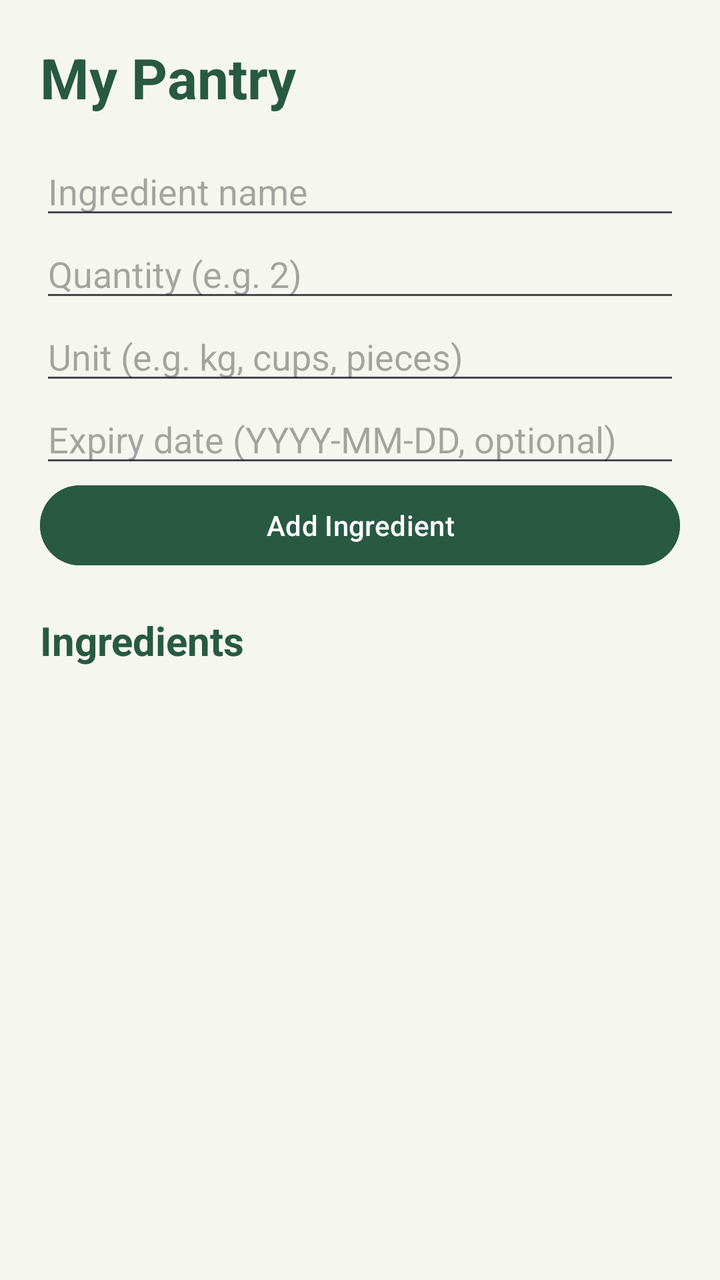
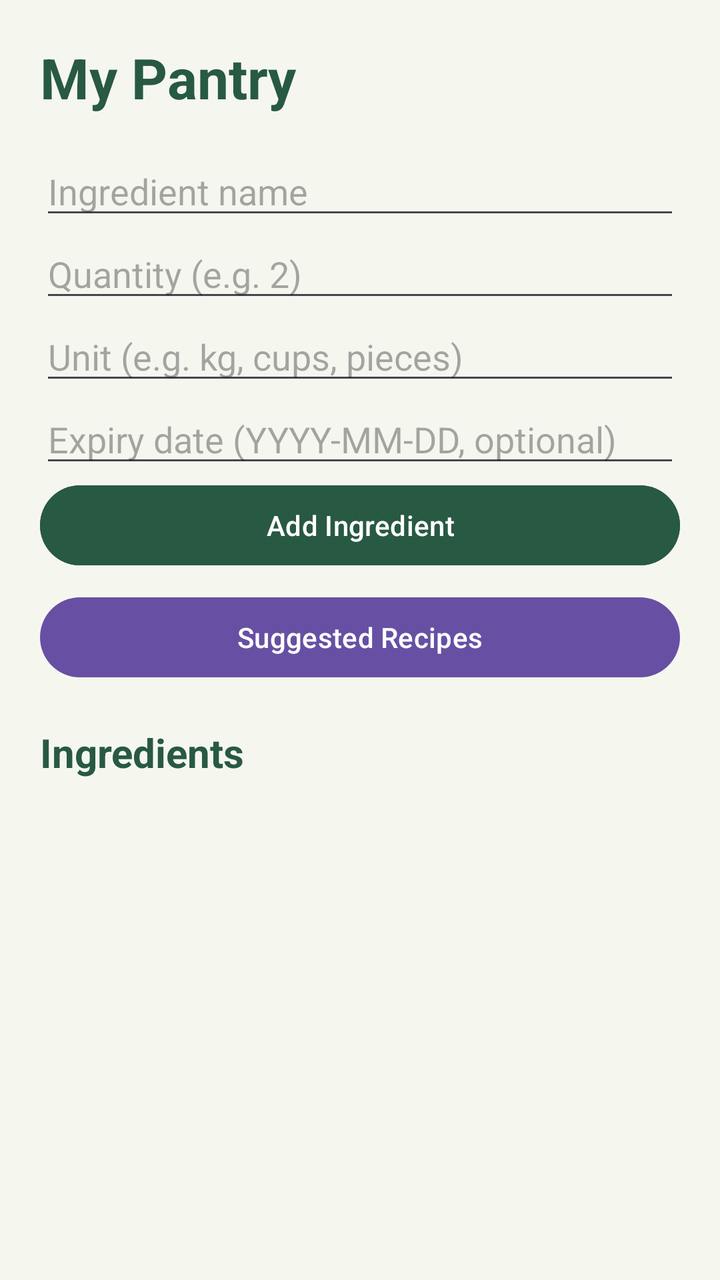

Compare the two renders of this Android layout. The source of the first and the diff that turns it into the second are given below.
<!-- AndroidManifest.xml: application theme Theme.SmartPantryManager -->
<!-- res/layout/activity_pantry.xml -->
<LinearLayout xmlns:android="http://schemas.android.com/apk/res/android"
    android:layout_width="match_parent"
    android:layout_height="match_parent"
    android:orientation="vertical"
    android:padding="20dp"
    android:background="#F5F7EF">

    <TextView
        android:layout_width="match_parent"
        android:layout_height="wrap_content"
        android:text="My Pantry"
        android:textSize="28sp"
        android:textStyle="bold"
        android:textColor="#285943"
        android:layout_marginBottom="16dp" />

    <EditText
        android:id="@+id/ingredientName"
        android:layout_width="match_parent"
        android:layout_height="wrap_content"
        android:hint="Ingredient name"
        android:inputType="textCapSentences"
        android:singleLine="true" />

    <EditText
        android:id="@+id/ingredientQuantity"
        android:layout_width="match_parent"
        android:layout_height="wrap_content"
        android:hint="Quantity (e.g. 2)"
        android:inputType="numberDecimal"
        android:singleLine="true" />

    <EditText
        android:id="@+id/ingredientUnit"
        android:layout_width="match_parent"
        android:layout_height="wrap_content"
        android:hint="Unit (e.g. kg, cups, pieces)"
        android:inputType="textCapSentences"
        android:singleLine="true" />

    <EditText
        android:id="@+id/ingredientExpiry"
        android:layout_width="match_parent"
        android:layout_height="wrap_content"
        android:hint="Expiry date (YYYY-MM-DD, optional)"
        android:inputType="date"
        android:singleLine="true" />

    <Button
        android:id="@+id/addIngredientButton"
        android:layout_width="match_parent"
        android:layout_height="wrap_content"
        android:text="Add Ingredient"
        android:textAllCaps="false"
        android:backgroundTint="#285943"
        android:textColor="#FFFFFF" />

    <TextView
        android:layout_width="match_parent"
        android:layout_height="wrap_content"
        android:text="Ingredients"
        android:textSize="20sp"
        android:textStyle="bold"
        android:textColor="#285943"
        android:layout_marginTop="20dp"
        android:layout_marginBottom="8dp" />

    <ListView
        android:id="@+id/ingredientList"
        android:layout_width="match_parent"
        android:layout_height="0dp"
        android:layout_weight="1"
        android:divider="#D8DFD2"
        android:dividerHeight="1dp" />

</LinearLayout>
<!-- resources referenced by this layout -->
<resources>
  <style name="Theme.SmartPantryManager" parent="Base.Theme.SmartPantryManager" />
  <style name="Base.Theme.SmartPantryManager" parent="Theme.Material3.DayNight.NoActionBar">
          
          
      </style>
</resources>

<!-- the commit's change to res/layout/activity_pantry.xml (unified diff, before → after) -->
@@ -55,6 +55,14 @@
         android:backgroundTint="#285943"
         android:textColor="#FFFFFF" />
 
+    <Button
+        android:id="@+id/suggestedRecipesButton"
+        android:layout_width="match_parent"
+        android:layout_height="wrap_content"
+        android:layout_marginTop="8dp"
+        android:text="Suggested Recipes" />
+
+
     <TextView
         android:layout_width="match_parent"
         android:layout_height="wrap_content"
